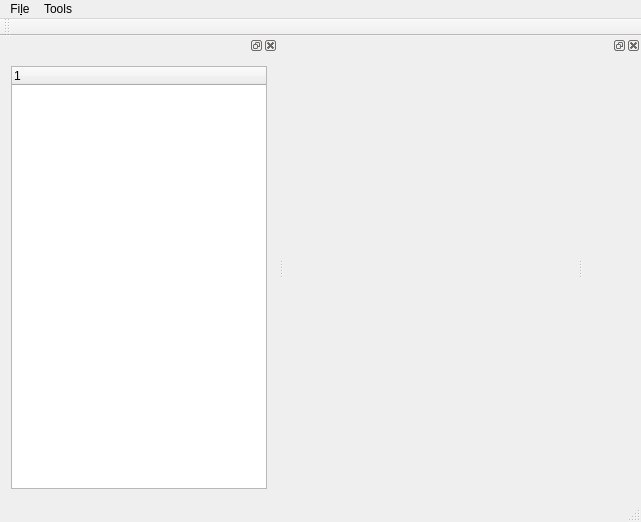
The window that src/clifview/clifview.ui (g-manfredi/clif) describes before a commit, drawn with Qt 5.
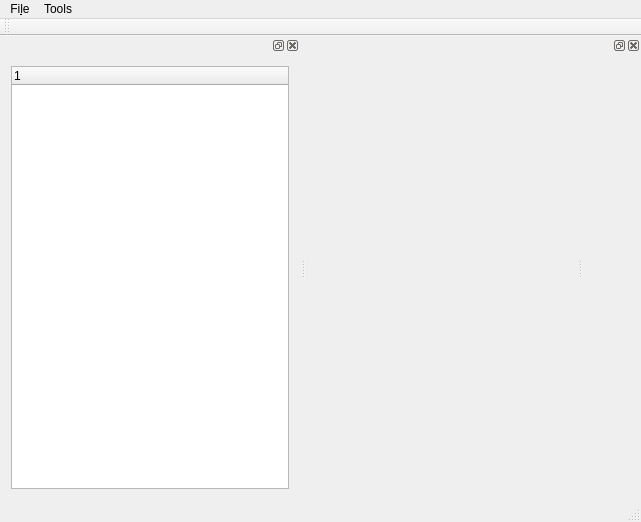
The same window after the commit.

Commit message: update viewer dynamic resize of tree columns

```diff
--- a/src/clifview/clifview.ui
+++ b/src/clifview/clifview.ui
@@ -69,6 +69,12 @@
      <verstretch>0</verstretch>
     </sizepolicy>
    </property>
+   <property name="minimumSize">
+    <size>
+     <width>300</width>
+     <height>111</height>
+    </size>
+   </property>
    <attribute name="dockWidgetArea">
     <number>1</number>
    </attribute>
@@ -82,8 +88,11 @@
     <layout class="QVBoxLayout" name="verticalLayout">
      <item>
       <widget class="QTreeWidget" name="tree">
+       <property name="enabled">
+        <bool>true</bool>
+       </property>
        <property name="sizePolicy">
-        <sizepolicy hsizetype="Expanding" vsizetype="Expanding">
+        <sizepolicy hsizetype="Expanding" vsizetype="Preferred">
          <horstretch>0</horstretch>
          <verstretch>0</verstretch>
         </sizepolicy>
```
Left out of the diff: 14 changed lines with no effect on the pictures. The commit also changes 1 other file.
